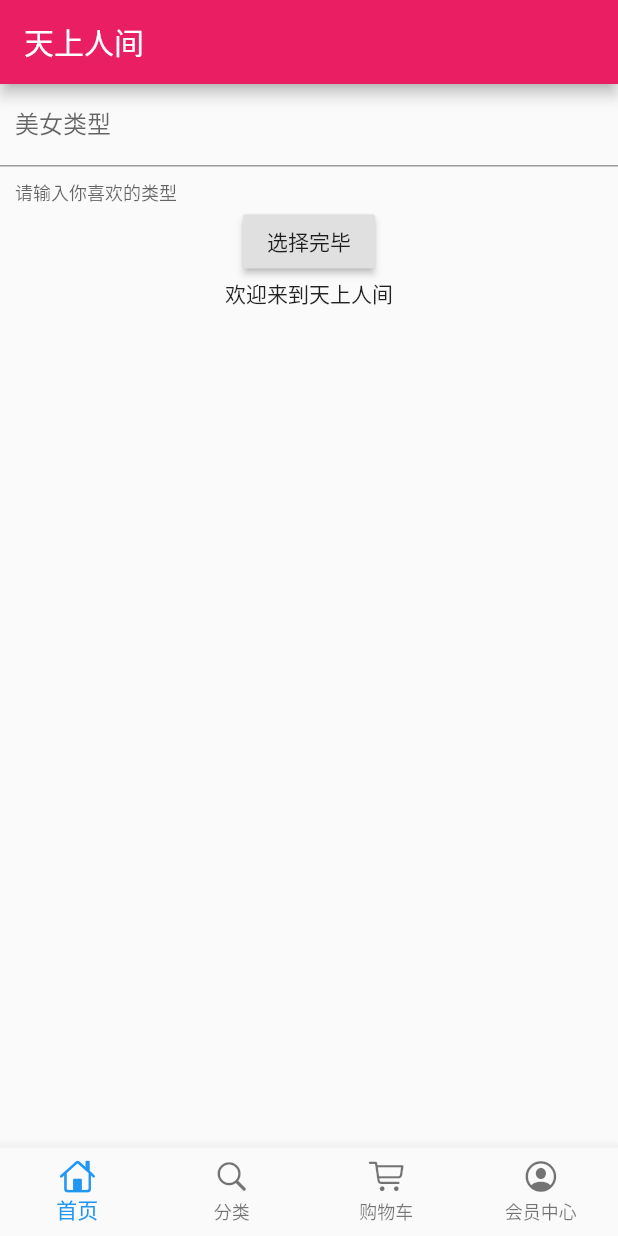
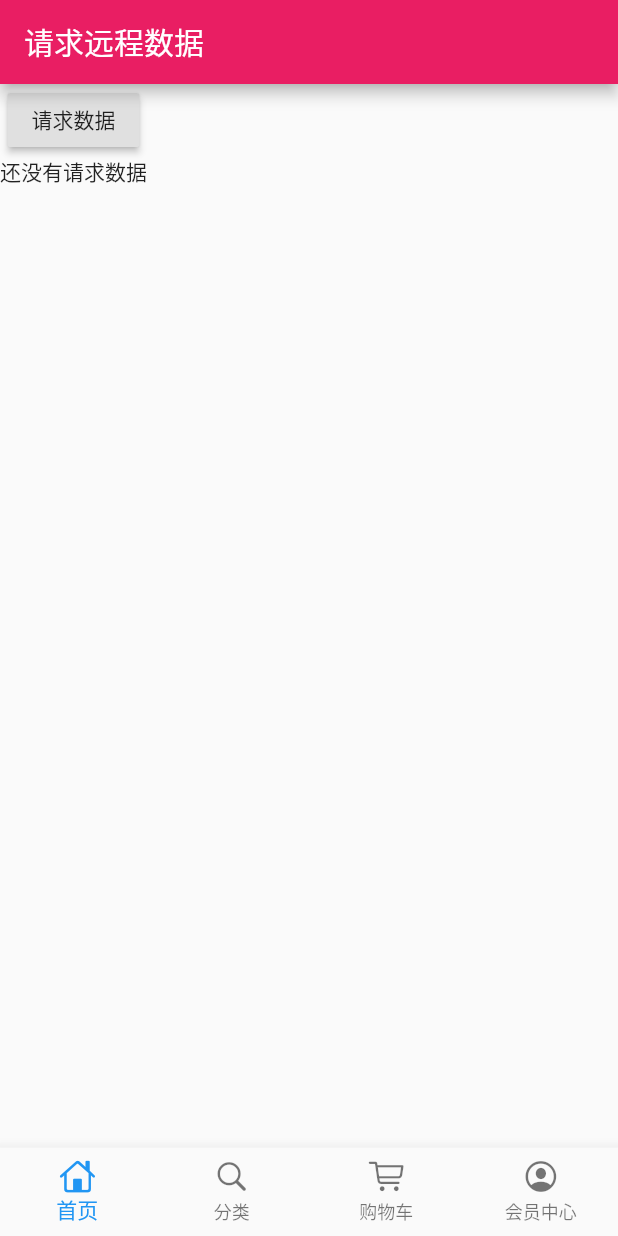
Before and after one commit to chenhao1024/flutter_shop, a Flutter app: the screen it shows after launch, on a phone screen of 412 x 824 dp. Run offline on Flutter 3.47's test engine with Material 2 defaults, Android fonts, the phone set to English and light mode, and no system bars; our stand-ins replace dio.

```diff
--- /dev/null
+++ b/flutter_shop/lib/config/httpHeader.dart
@@ -0,0 +1,12 @@
+const httpHeaders = {
+  'Accept': 'application/json, text/plain, */*',
+'Accept-Encoding': 'gzip, deflate, br',
+'Accept-Language': 'zh-CN,zh;q=0.9',
+'Connection': 'keep-alive',
+'Content-Type': 'application/json',
+'Cookie': '_ga=GA1.2.255388599.1567153917; _gid=GA1.2.1157574754.1567153917; Hm_lvt_022f847c4e3acd44d4a2481d9187f1e6=1567153918; MEIQIA_VISIT_ID=1Q8Z6tWH5n9E8hB7VeNzhsXSpbk; SERVERID=1fa1f330efedec1559b3abbcb6e30f50|1567164187|1567164187; _gat=1; Hm_lpvt_022f847c4e3acd44d4a2481d9187f1e6=1567164145',
+'Host': 'time.geekbang.org',
+'Origin': 'https://time.geekbang.org',
+'Referer': 'https://time.geekbang.org/',
+'User-Agent': 'Mozilla/5.0 (Windows NT 6.1; Win64; x64) AppleWebKit/537.36 (KHTML, like Gecko) Chrome/70.0.3538.102 Safari/537.36'
+};
--- a/flutter_shop/lib/pages/home_page.dart
+++ b/flutter_shop/lib/pages/home_page.dart
@@ -1,5 +1,6 @@
 import 'package:flutter/material.dart';
 import 'package:dio/dio.dart';
+import '../config/httpHeader.dart';
 
 
 
@@ -32,25 +33,16 @@ class HomePage extends StatefulWidget {
 class _HomePageState extends State<HomePage> {
   TextEditingController typeController = TextEditingController();
 
-  String showText = '欢迎来到天上人间';
+  String showText = '还没有请求数据';
 
   @override
   Widget build(BuildContext context){
     return Container(
-      child: Scaffold(appBar: AppBar(title: Text('天上人间'),),
+      child: Scaffold(appBar: AppBar(title: Text('请求远程数据'),),
       body: Container(height: 1000,
       child: Column(children: <Widget>[
-        TextField(
-          controller: typeController,
-          decoration: InputDecoration(
-            contentPadding: EdgeInsets.all(10),
-            labelText: '美女类型',
-            helperText: '请输入你喜欢的类型'
-          ),
-          autofocus: false,
-        ),
         RaisedButton(onPressed: _choiceAction,
-        child: Text('选择完毕'),),
+        child: Text('请求数据'),),
         Text(
           showText,
           overflow:TextOverflow.ellipsis,
@@ -61,14 +53,16 @@ class _HomePageState extends State<HomePage> {
     );
   }
 
-  Future getHttp(String TypeText) async{
+  Future getHttp() async{
     try{
       Response response;
-      var data = {'name': TypeText};
-      response = await Dio().post(
-        "https://www.easy-mock.com/mock/5d68d8206bae0f5e52f6429d/example/getGirls",
-        queryParameters: data
+
+      Dio dio = new Dio();
+      dio.options.headers = httpHeaders;
+      response = await dio.post(
+        "https://time.geekbang.org/serv/v1/column/newAll"
       );
+      print(response);
       return response.data;
     }catch(e){
       return print(e);
@@ -76,19 +70,12 @@ class _HomePageState extends State<HomePage> {
   }
 
   void _choiceAction(){
-    print('...');
-    if (typeController.text.toString() == ''){
-      showDialog(
-        context: context,
-        builder: (context)=>AlertDialog(title: Text('类型不能为空'),)
-      );
-    }else{
-      getHttp(typeController.text.toString()).then((val){
+    print('开始向极客时间请求数据..................');
+      getHttp().then((val){
         print(val);
         setState((){
-          showText = val['data']['name'].toString();
+          showText = val['data'].toString();
         });
       });
-    }
   }
 }
```
